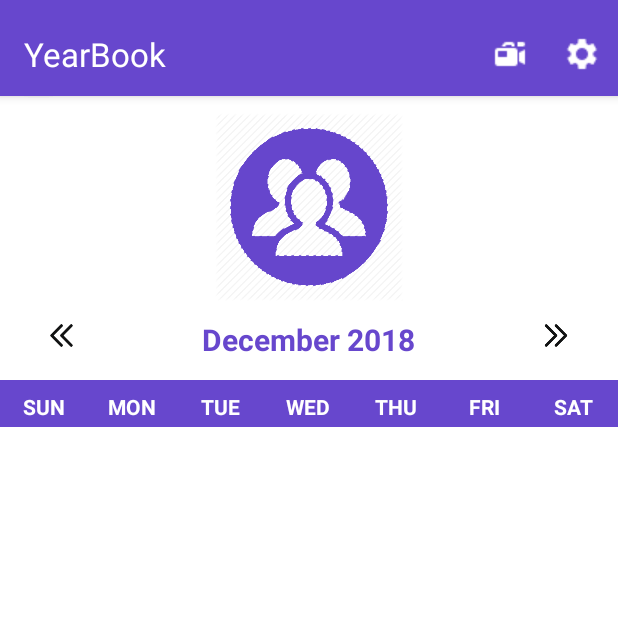
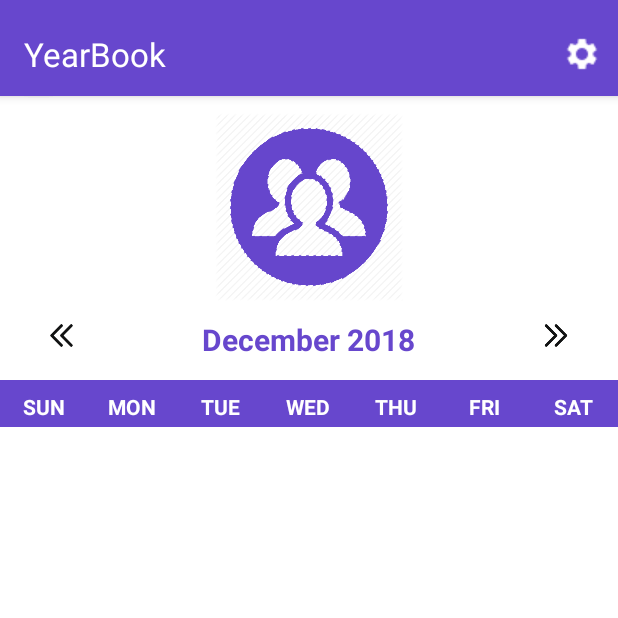
Before and after one commit to ShivKushwah/Yearbook-Android-Release, an Android app: the screen it shows after launch once a user with an empty profile is signed in (YearbookActivity), on a phone screen of 412 x 824 dp, the top half of it. Run offline under Robolectric (Android 15) with nearby library versions, the phone set to English and light mode, and no system bars; our stand-ins replace Firebase (no records; nobody signed in at launch, a user with empty details on screens opened directly); libraries missing offline, so code that uses them is left out: com.github.clans.fab, uk.co.deanwild; plain views replace FloatingActionButton, FloatingActionMenu; 11 statements that could not run were skipped.

Commit message:
deleted video icon from menu

```diff
--- a/app/src/main/res/menu/menu_main.xml
+++ b/app/src/main/res/menu/menu_main.xml
@@ -2,12 +2,12 @@
 <menu xmlns:android="http://schemas.android.com/apk/res/android"
     xmlns:app="http://schemas.android.com/apk/res-auto">
 
-    <item
-        android:id="@+id/videoButton"
-        android:visible="true"
-        app:showAsAction="always"
-        android:icon="@drawable/video_icon"
-        android:title="Add to group"/>
+    <!--<item-->
+        <!--android:id="@+id/videoButton"-->
+        <!--android:visible="true"-->
+        <!--app:showAsAction="always"-->
+        <!--android:icon="@drawable/video_icon"-->
+        <!--android:title="Add to group"/>-->
 
     <item
         android:id="@+id/settingsButtonID"
```
Also changed, not shown: app/src/main/java/com/mdb/yearbook/android/YearbookActivity.java (+7 -7 lines), 1 other file.
